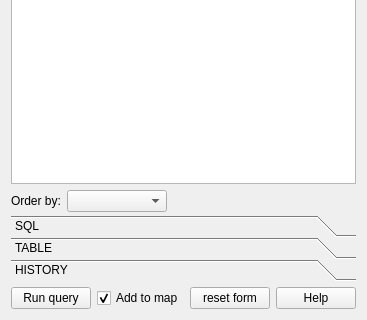
Old version of the form ui_postgisquerybuilder.ui in the repository enricofer/postgisQueryBuilder; both pictures show x 0 to 367 and y 476 to 796 of the 367 by 796 pixel window.
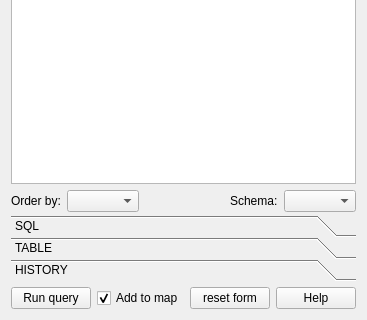
New version of the form. The open tabs and pages were chosen to show the change. Custom widgets are drawn as their Qt base class.

Commit message: Alternate Schema support added

What changed in the file:
```diff
--- a/ui_postgisquerybuilder.ui
+++ b/ui_postgisquerybuilder.ui
@@ -902,7 +902,7 @@
        <rect>
         <x>0</x>
         <y>0</y>
-        <width>468</width>
+        <width>336</width>
         <height>619</height>
        </rect>
       </property>
@@ -948,7 +948,7 @@
           <widget class="QComboBox" name="orderBy">
            <property name="minimumSize">
             <size>
-             <width>100</width>
+             <width>0</width>
              <height>0</height>
             </size>
            </property>
@@ -967,6 +967,16 @@
            </property>
           </spacer>
          </item>
+         <item>
+          <widget class="QLabel" name="label_3">
+           <property name="text">
+            <string>Schema:</string>
+           </property>
+          </widget>
+         </item>
+         <item>
+          <widget class="QComboBox" name="FILTERSCHEMA"/>
+         </item>
         </layout>
        </item>
       </layout>
```
Left out of the diff: 13 changed lines with no effect on the pictures. The commit also changes 5 other files.
